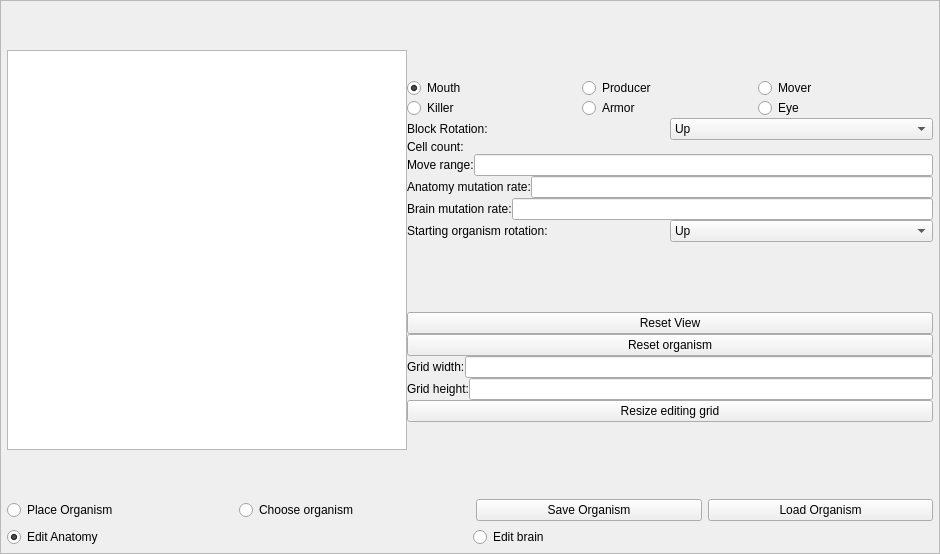
Qt form Source/UiFiles/editor.ui (SuperSpaceEye/LifeEngineExtended) before a commit.
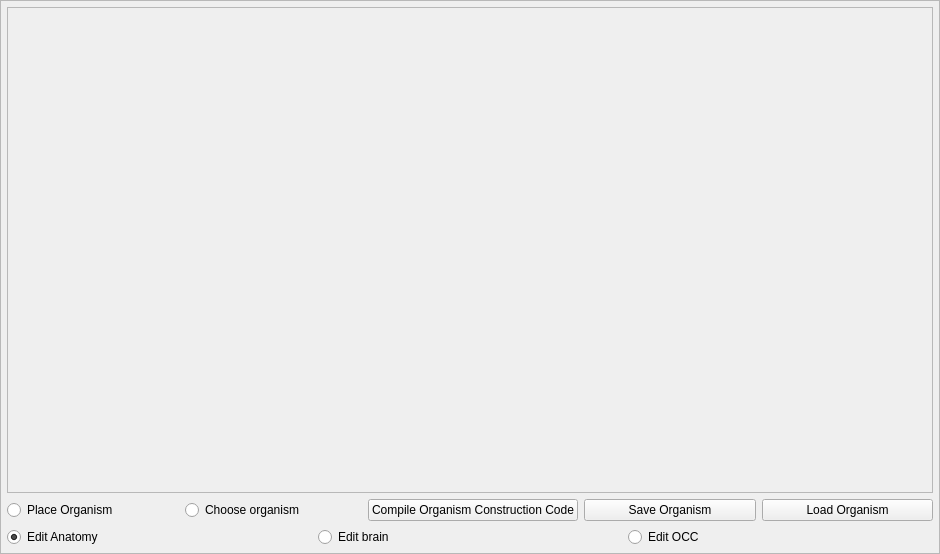
The same form after that commit.

Diff of the .ui file:
```diff
--- a/Source/UiFiles/editor.ui
+++ b/Source/UiFiles/editor.ui
@@ -83,7 +83,7 @@
              </sizepolicy>
             </property>
             <property name="currentIndex">
-             <number>0</number>
+             <number>2</number>
             </property>
             <widget class="QWidget" name="anatomy_edit_page">
              <layout class="QVBoxLayout" name="verticalLayout_3">
@@ -499,6 +499,109 @@
               </item>
              </layout>
             </widget>
+            <widget class="QWidget" name="page">
+             <layout class="QVBoxLayout" name="verticalLayout_7">
+              <property name="spacing">
+               <number>0</number>
+              </property>
+              <property name="leftMargin">
+               <number>0</number>
+              </property>
+              <property name="topMargin">
+               <number>0</number>
+              </property>
+              <property name="rightMargin">
+               <number>0</number>
+              </property>
+              <property name="bottomMargin">
+               <number>0</number>
+              </property>
+              <item>
+               <widget class="QWidget" name="widget_3" native="true">
+                <layout class="QVBoxLayout" name="verticalLayout_9">
+                 <property name="spacing">
+                  <number>0</number>
+                 </property>
+                 <property name="leftMargin">
+                  <number>0</number>
+                 </property>
+                 <property name="topMargin">
+                  <number>0</number>
+                 </property>
+                 <property name="rightMargin">
+                  <number>0</number>
+                 </property>
+                 <property name="bottomMargin">
+                  <number>0</number>
+                 </property>
+                 <item>
+                  <widget class="QScrollArea" name="scrollArea_2">
+                   <property name="widgetResizable">
+                    <bool>true</bool>
+                   </property>
+                   <widget class="QWidget" name="scrollAreaWidgetContents_2">
+                    <property name="geometry">
+                     <rect>
+                      <x>0</x>
+                      <y>0</y>
+                      <width>924</width>
+                      <height>472</height>
+                     </rect>
+                    </property>
+                    <layout class="QVBoxLayout" name="verticalLayout_8">
+                     <property name="spacing">
+                      <number>0</number>
+                     </property>
+                     <property name="leftMargin">
+                      <number>0</number>
+                     </property>
+                     <property name="topMargin">
+                      <number>0</number>
+                     </property>
+                     <property name="rightMargin">
+                      <number>0</number>
+                     </property>
+                     <property name="bottomMargin">
+                      <number>10</number>
+                     </property>
+                     <item>
+                      <layout class="QHBoxLayout" name="occ_layout">
+                       <property name="leftMargin">
+                        <number>9</number>
+                       </property>
+                       <property name="topMargin">
+                        <number>9</number>
+                       </property>
+                       <property name="rightMargin">
+                        <number>9</number>
+                       </property>
+                       <property name="bottomMargin">
+                        <number>9</number>
+                       </property>
+                       <item>
+                        <spacer name="horizontalSpacer_3">
+                         <property name="orientation">
+                          <enum>Qt::Horizontal</enum>
+                         </property>
+                         <property name="sizeHint" stdset="0">
+                          <size>
+                           <width>40</width>
+                           <height>20</height>
+                          </size>
+                         </property>
+                        </spacer>
+                       </item>
+                      </layout>
+                     </item>
+                    </layout>
+                   </widget>
+                  </widget>
+                 </item>
+                </layout>
+               </widget>
+              </item>
+             </layout>
+            </widget>
            </widget>
           </item>
           <item>
@@ -550,6 +653,13 @@
                 </attribute>
                </widget>
               </item>
+              <item>
+               <widget class="QPushButton" name="b_compile_occ">
+                <property name="text">
+                 <string>Compile Organism Construction Code</string>
+                </property>
+               </widget>
+              </item>
               <item>
                <widget class="QPushButton" name="b_save_organism">
                 <property name="text">
@@ -591,6 +701,16 @@
                 </attribute>
                </widget>
               </item>
+              <item>
+               <widget class="QRadioButton" name="rb_edit_occ">
+                <property name="text">
+                 <string>Edit OCC</string>
+                </property>
+                <attribute name="buttonGroup">
+                 <string notr="true">edit_group</string>
+                </attribute>
+               </widget>
+              </item>
              </layout>
             </item>
            </layout>
```
Left out of the diff: 38 changed lines with no effect on the pictures.
